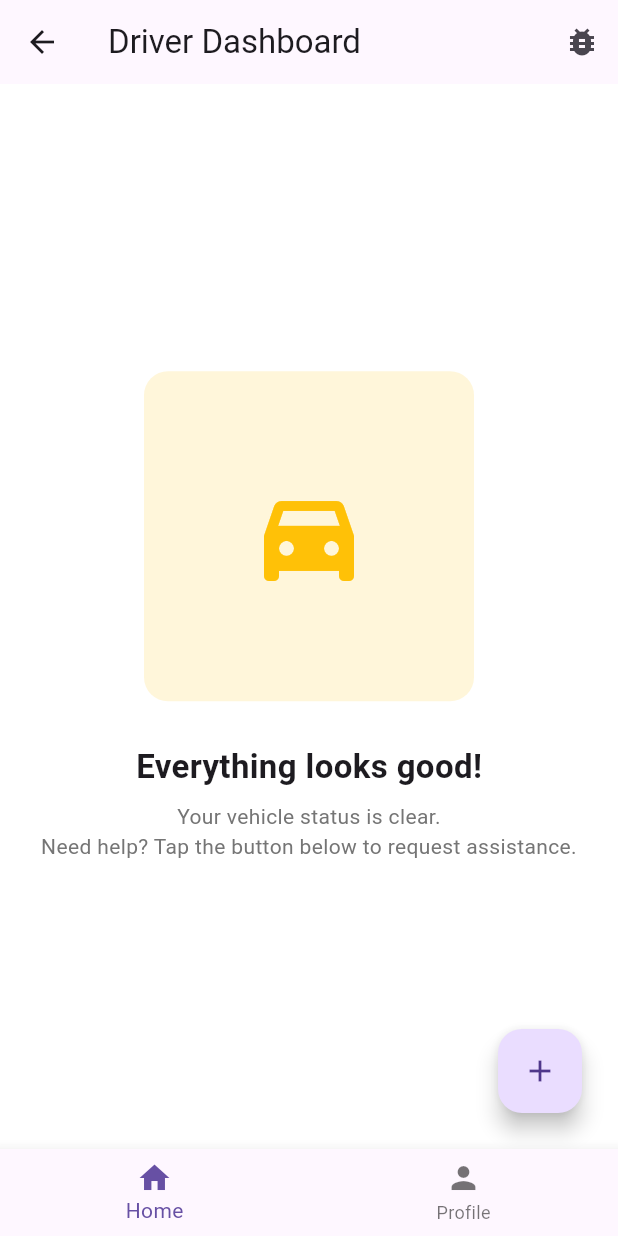
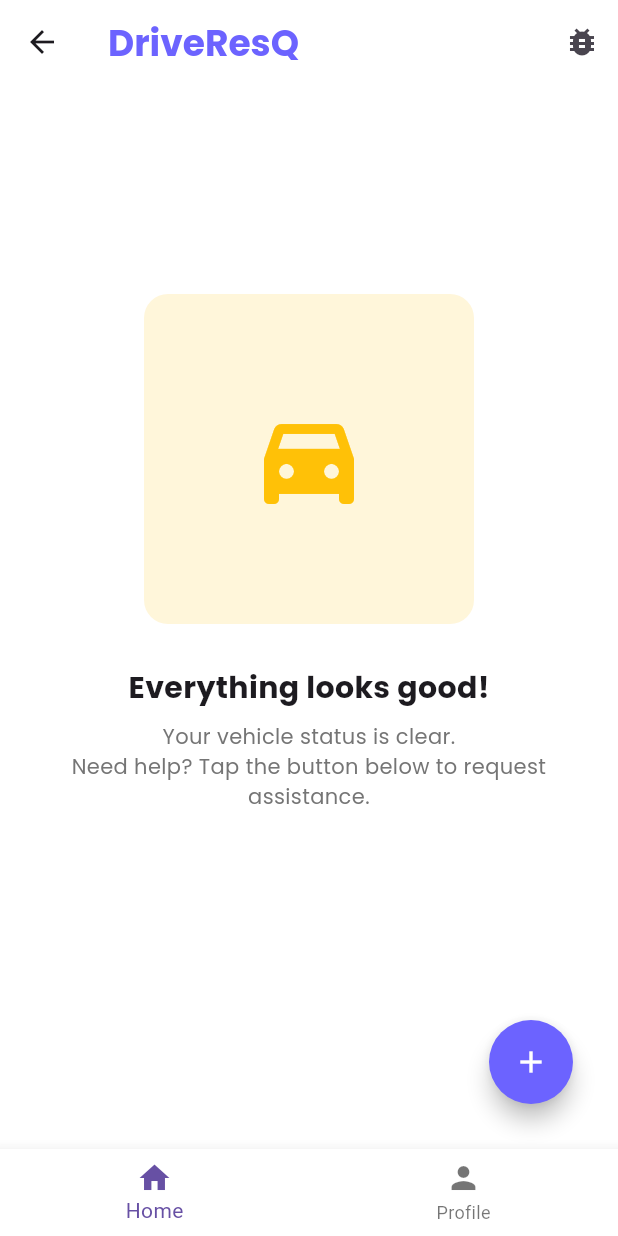
Before and after one commit to dhruvgoel3/DriveResQ-App, a Flutter app: the DriverDashboardView screen opened by its route, on a phone screen of 412 x 824 dp. Run offline on Flutter 3.47's test engine with Material 3 defaults, Android fonts, the phone set to English and light mode, and no system bars; our stand-ins replace cloud_firestore, firebase_auth, firebase_core, firebase_storage, geocoding, geolocator and 4 more; accounts and stored records are empty.

Commit message:
Working on the Driver DashBoard

```diff
--- /dev/null
+++ b/lib/app/app_colors.dart
@@ -0,0 +1 @@
+// 0xFF6C63FF
--- a/lib/modules/driver/views/driver_dashboard_view.dart
+++ b/lib/modules/driver/views/driver_dashboard_view.dart
@@ -20,6 +20,7 @@ class DriverDashboardView extends StatelessWidget {
           ],
         ),
         bottomNavigationBar: BottomNavigationBar(
+          backgroundColor: Colors.white,
           currentIndex: controller.currentIndex.value,
           onTap: controller.changeTab,
           items: const [
--- a/lib/modules/driver/views/driver_home_view.dart
+++ b/lib/modules/driver/views/driver_home_view.dart
@@ -2,6 +2,7 @@ import 'package:driveresq_app/modules/driver/views/widgets/driver_empty_state.da
 import 'package:driveresq_app/modules/driver/views/widgets/driver_map_widget.dart';
 import 'package:flutter/material.dart';
 import 'package:get/get.dart';
+import 'package:google_fonts/google_fonts.dart';
 import '../../../app/routes/app_pages.dart';
 import '../../../utils/role_change/dev_config.dart';
 import '../../../utils/role_change/dev_role_container.dart';
@@ -20,7 +21,15 @@ class DriverHomeView extends StatelessWidget {
 
     return Scaffold(
       appBar: AppBar(
-        title: const Text("Driver Dashboard"),
+        backgroundColor: Colors.white,
+        title: Text(
+          "DriveResQ",
+          style: GoogleFonts.poppins(
+            fontSize: 24,
+            fontWeight: FontWeight.bold,
+            color: Color(0xFF6C63FF),
+          ),
+        ),
         actions: [
           if (DevConfig.devMode)
             PopupMenuButton<String>(
--- a/lib/modules/driver/views/widgets/driver_empty_state.dart
+++ b/lib/modules/driver/views/widgets/driver_empty_state.dart
@@ -1,12 +1,10 @@
 import 'package:flutter/material.dart';
+import 'package:google_fonts/google_fonts.dart';
 
 class DriverEmptyState extends StatelessWidget {
   final VoidCallback onNewRequest;
 
-  const DriverEmptyState({
-    super.key,
-    required this.onNewRequest,
-  });
+  const DriverEmptyState({super.key, required this.onNewRequest});
 
   @override
   Widget build(BuildContext context) {
@@ -15,8 +13,9 @@ class DriverEmptyState extends StatelessWidget {
         Center(
           child: Padding(
             padding: const EdgeInsets.symmetric(horizontal: 24),
+            child: Padding(
+              padding: const EdgeInsets.symmetric(vertical: 140),
               child: Column(
-              mainAxisAlignment: MainAxisAlignment.center,
                 children: [
                   // 🖼️ Illustration placeholder
                   Container(
@@ -37,20 +36,20 @@ class DriverEmptyState extends StatelessWidget {
 
                   const SizedBox(height: 28),
 
-                const Text(
+                  Text(
                     "Everything looks good!",
-                  style: TextStyle(
-                    fontSize: 22,
+                    style: GoogleFonts.poppins(
+                      fontSize: 20,
                       fontWeight: FontWeight.bold,
                     ),
                   ),
 
-                const SizedBox(height: 8),
+                  SizedBox(height: 8),
 
                   Text(
                     "Your vehicle status is clear.\nNeed help? Tap the button below to request assistance.",
                     textAlign: TextAlign.center,
-                  style: TextStyle(
+                    style: GoogleFonts.poppins(
                       fontSize: 14,
                       color: Colors.grey.shade600,
                       height: 1.4,
@@ -60,14 +59,20 @@ class DriverEmptyState extends StatelessWidget {
               ),
             ),
           ),
+        ),
 
         // ➕ Floating action button
         Positioned(
-          bottom: 24,
-          right: 24,
+          bottom: 30,
+          right: 30,
           child: FloatingActionButton(
+            shape: CircleBorder(), // ✅ correct
+            backgroundColor: Color(0xFF6C63FF), //
             onPressed: onNewRequest,
-            child: const Icon(Icons.add),
+            child: const Icon(
+              Icons.add,
+              color: Colors.white, // better contrast
+            ),
           ),
         ),
       ],
```
Also changed, not shown: lib/modules/auth/views/splash_view.dart (+95 -7 lines), lib/modules/driver/views/create_request_view.dart (+43 -10 lines), lib/utils/widgets/TextFields/app_input_decoration.dart (+2 -8 lines), lib/utils/widgets/active_requests_card.dart (+16 -8 lines). Lines whose indentation alone changed are shown as unchanged.
